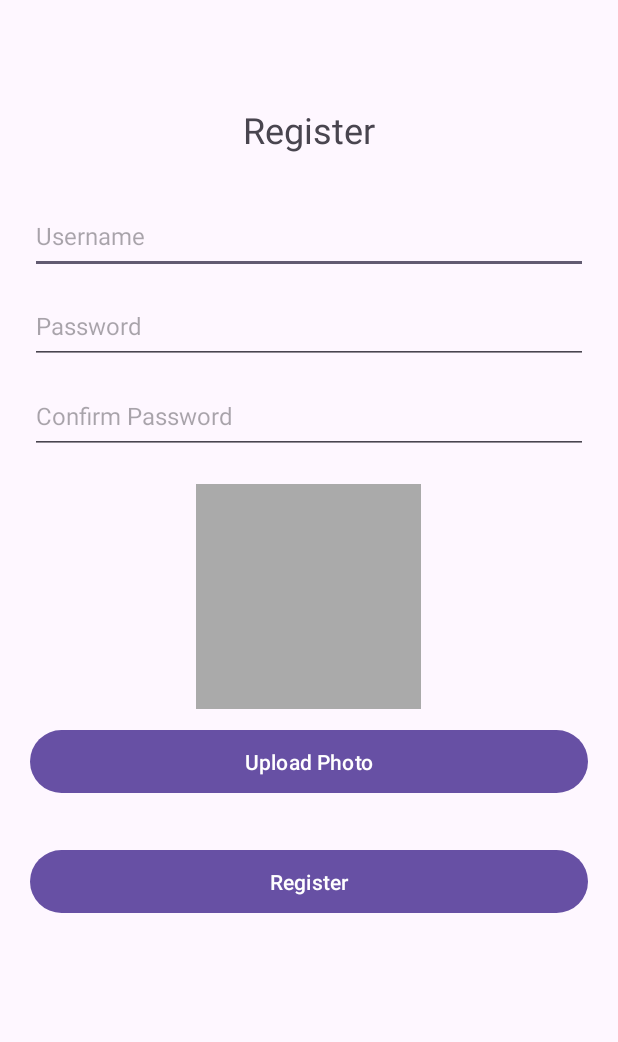
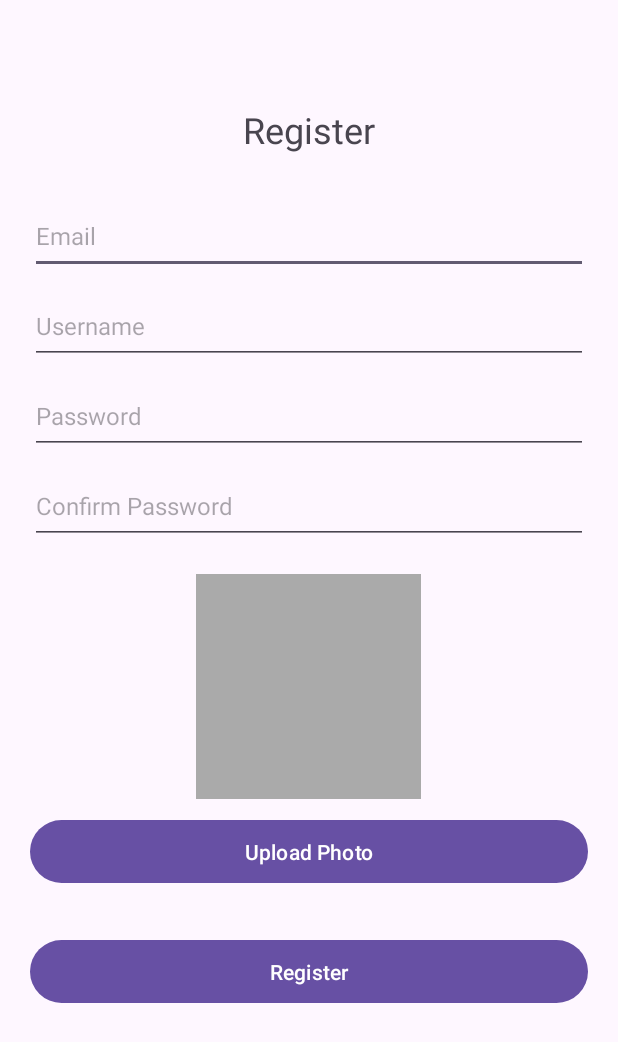
Before and after one commit to foliage21/SplitMate_android_app, an Android app: the RegisterActivity screen opened directly, with no data from a screen before it, on a phone screen of 412 x 824 dp. Shown: the top 1042 px of the screen. Run offline under Robolectric (Android 15) with nearby library versions, the phone set to English and light mode, and no system bars; our stand-ins replace Firebase (no records; nobody signed in at launch, a user with empty details on screens opened directly).

Commit message:
Complete login and registration

```diff
--- a/app/src/main/res/layout/activity_login.xml
+++ b/app/src/main/res/layout/activity_login.xml
@@ -17,7 +17,7 @@
         android:id="@+id/et_1"
         android:layout_width="match_parent"
         android:layout_height="50dp"
-        android:hint="Username"
+        android:hint="Email"
         android:textSize="16sp"
         android:layout_marginTop="30dp"
         android:maxLines="1"
--- a/app/src/main/res/layout/activity_register.xml
+++ b/app/src/main/res/layout/activity_register.xml
@@ -14,12 +14,22 @@
         android:layout_marginTop="50dp" />
 
     <EditText
+        android:id="@+id/et_register_email"
+        android:layout_width="match_parent"
+        android:layout_height="50dp"
+        android:hint="Email"
+        android:textSize="16sp"
+        android:layout_marginTop="30dp"
+        android:maxLines="1"
+        android:inputType="textEmailAddress" />
+
+    <EditText
         android:id="@+id/et_register_user"
         android:layout_width="match_parent"
         android:layout_height="50dp"
         android:hint="Username"
         android:textSize="16sp"
-        android:layout_marginTop="30dp"
+        android:layout_marginTop="10dp"
         android:maxLines="1"
         android:inputType="text" />
 
@@ -43,7 +53,6 @@
         android:maxLines="1"
         android:layout_marginTop="10dp" />
 
-    <!-- ImageView for displaying selected photo -->
     <ImageView
         android:id="@+id/img_profile"
         android:layout_width="150dp"
@@ -54,7 +63,6 @@
         android:contentDescription="Profile Image"
         android:scaleType="centerCrop" />
 
-    <!-- Button to trigger image selection -->
     <Button
         android:id="@+id/btn_upload_photo"
         android:layout_width="match_parent"
```
Also changed, not shown: app/src/main/java/com/example/splitmate_delta/activity/RegisterActivity.java (+95 -11 lines), 1 other file.
